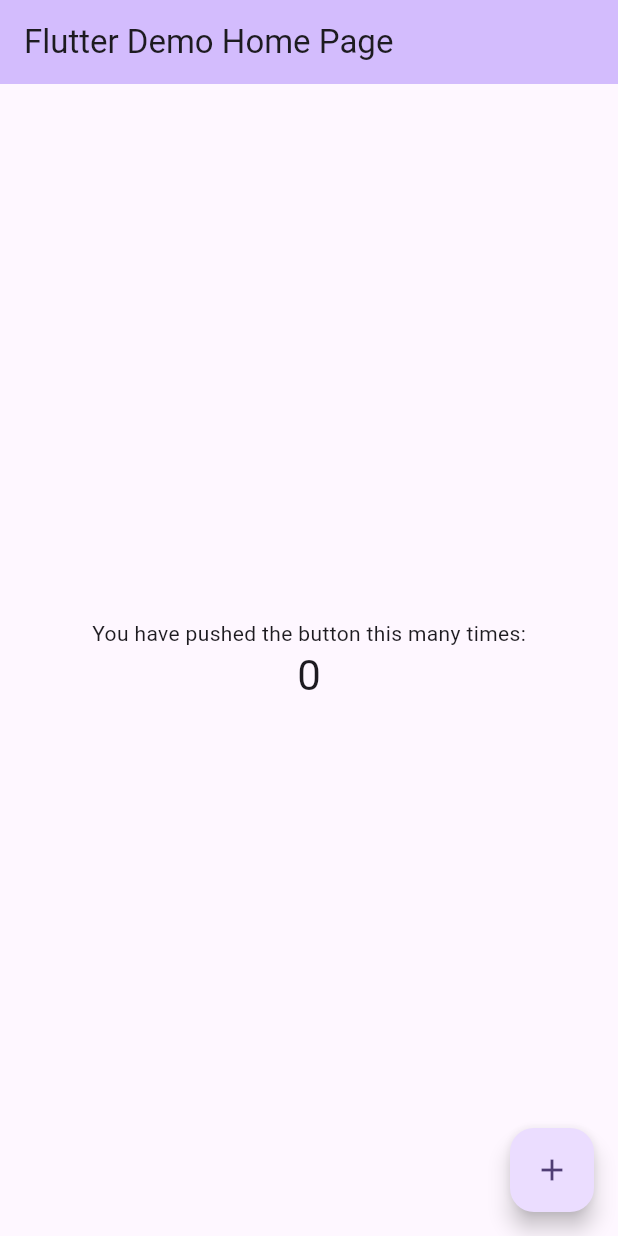
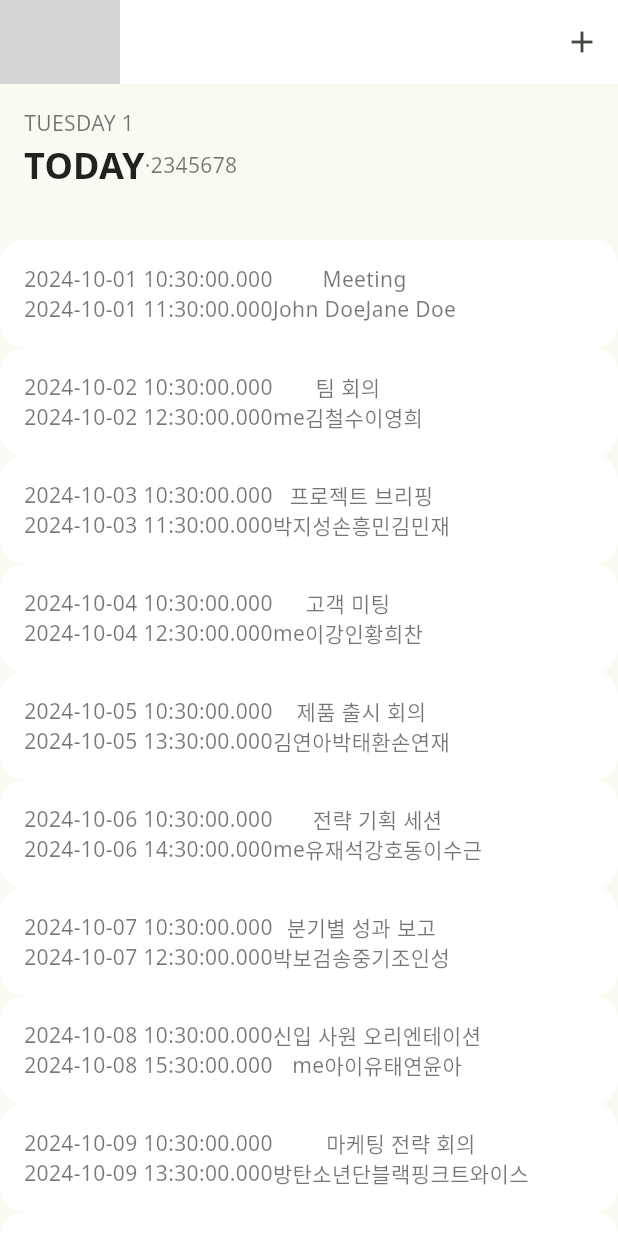
Before and after one commit to 0407chan/flutter_challenge_ui_clone, a Flutter app: the screen it shows after launch, on a phone screen of 412 x 824 dp. Run offline on Flutter 3.47's test engine with Material 3 defaults, Android fonts, the phone set to English and light mode, and no system bars; our stand-ins replace google_fonts; network calls fail; grey boxes are pictures that could not be loaded.

Commit message:
feat: 기본 레이아웃 잡기

```diff
--- a/lib/main.dart
+++ b/lib/main.dart
@@ -1,125 +1,172 @@
 import 'package:flutter/material.dart';
+import 'package:google_fonts/google_fonts.dart';
+import 'package:ui_clone/components/date_picker.dart';
+import 'package:ui_clone/components/schedule_card.dart';
+import 'package:ui_clone/models/schedule.dart';
 
 void main() {
-  runApp(const MyApp());
+  runApp(App());
 }
 
-class MyApp extends StatelessWidget {
-  const MyApp({super.key});
+class App extends StatelessWidget {
+  final List<Schedule> schedules = [
+    Schedule(
+      title: 'Meeting',
+      startAt: DateTime.now(),
+      endAt: DateTime.now().add(const Duration(hours: 1)),
+      participants: ['John Doe', 'Jane Doe'],
+    ),
+    Schedule(
+      title: '팀 회의',
+      startAt: DateTime.now().add(const Duration(days: 1)),
+      endAt: DateTime.now().add(const Duration(days: 1, hours: 2)),
+      participants: ['me', '김철수', '이영희'],
+    ),
+    Schedule(
+      title: '프로젝트 브리핑',
+      startAt: DateTime.now().add(const Duration(days: 2)),
+      endAt: DateTime.now().add(const Duration(days: 2, hours: 1)),
+      participants: ['박지성', '손흥민', '김민재'],
+    ),
+    Schedule(
+      title: '고객 미팅',
+      startAt: DateTime.now().add(const Duration(days: 3)),
+      endAt: DateTime.now().add(const Duration(days: 3, hours: 2)),
+      participants: ['me', '이강인', '황희찬'],
+    ),
+    Schedule(
+      title: '제품 출시 회의',
+      startAt: DateTime.now().add(const Duration(days: 4)),
+      endAt: DateTime.now().add(const Duration(days: 4, hours: 3)),
+      participants: ['김연아', '박태환', '손연재'],
+    ),
+    Schedule(
+      title: '전략 기획 세션',
+      startAt: DateTime.now().add(const Duration(days: 5)),
+      endAt: DateTime.now().add(const Duration(days: 5, hours: 4)),
+      participants: ['me', '유재석', '강호동', '이수근'],
+    ),
+    Schedule(
+      title: '분기별 성과 보고',
+      startAt: DateTime.now().add(const Duration(days: 6)),
+      endAt: DateTime.now().add(const Duration(days: 6, hours: 2)),
+      participants: ['박보검', '송중기', '조인성'],
+    ),
+    Schedule(
+      title: '신입 사원 오리엔테이션',
+      startAt: DateTime.now().add(const Duration(days: 7)),
+      endAt: DateTime.now().add(const Duration(days: 7, hours: 5)),
+      participants: ['me', '아이유', '태연', '윤아'],
+    ),
+    Schedule(
+      title: '마케팅 전략 회의',
+      startAt: DateTime.now().add(const Duration(days: 8)),
+      endAt: DateTime.now().add(const Duration(days: 8, hours: 3)),
+      participants: ['방탄소년단', '블랙핑크', '트와이스'],
+    ),
+    Schedule(
+      title: 'IT 인프라 업그레이드 논의',
+      startAt: DateTime.now().add(const Duration(days: 9)),
+      endAt: DateTime.now().add(const Duration(days: 9, hours: 2)),
+      participants: ['me', '빌 게이츠', '스티브 잡스', '마크 저커버그'],
+    ),
+    Schedule(
+      title: '연말 파티 계획',
+      startAt: DateTime.now().add(const Duration(days: 10)),
+      endAt: DateTime.now().add(const Duration(days: 10, hours: 4)),
+      participants: ['전지현', '김태희', '송혜교', '공유'],
+    ),
+    Schedule(
+      title: '연말 파티 계획',
+      startAt: DateTime.now().add(const Duration(days: 10)),
+      endAt: DateTime.now().add(const Duration(days: 10, hours: 4)),
+      participants: ['전지현', '김태희', '송혜교', '공유'],
+    ),
+    Schedule(
+      title: '연말 파티 계획',
+      startAt: DateTime.now().add(const Duration(days: 10)),
+      endAt: DateTime.now().add(const Duration(days: 10, hours: 4)),
+      participants: ['전지현', '김태희', '송혜교', '공유'],
+    ),
+    Schedule(
+      title: '연말 파티 계획',
+      startAt: DateTime.now().add(const Duration(days: 10)),
+      endAt: DateTime.now().add(const Duration(days: 10, hours: 4)),
+      participants: ['전지현', '김태희', '송혜교', '공유'],
+    ),
+  ];
 
-  // This widget is the root of your application.
+  App({super.key});
   @override
   Widget build(BuildContext context) {
     return MaterialApp(
       title: 'Flutter Demo',
       theme: ThemeData(
-        // This is the theme of your application.
-        //
-        // TRY THIS: Try running your application with "flutter run". You'll see
-        // the application has a purple toolbar. Then, without quitting the app,
-        // try changing the seedColor in the colorScheme below to Colors.green
-        // and then invoke "hot reload" (save your changes or press the "hot
-        // reload" button in a Flutter-supported IDE, or press "r" if you used
-        // the command line to start the app).
-        //
-        // Notice that the counter didn't reset back to zero; the application
-        // state is not lost during the reload. To reset the state, use hot
-        // restart instead.
-        //
-        // This works for code too, not just values: Most code changes can be
-        // tested with just a hot reload.
-        colorScheme: ColorScheme.fromSeed(seedColor: Colors.deepPurple),
+        colorScheme: ColorScheme.fromSeed(seedColor: Colors.green),
         useMaterial3: true,
+        textTheme: TextTheme(
+          titleLarge: GoogleFonts.notoSans(
+            fontSize: 32,
+            fontWeight: FontWeight.bold,
+            color: Colors.black87,
+          ),
+          titleMedium: GoogleFonts.notoSans(
+            fontSize: 24,
+            fontWeight: FontWeight.bold,
+            color: Colors.black87,
+          ),
+          titleSmall: GoogleFonts.notoSans(
+            fontSize: 16,
+            fontWeight: FontWeight.bold,
+            color: Colors.black87,
+          ),
+          bodyLarge: GoogleFonts.notoSans(
+            fontSize: 16,
+            color: Colors.black87,
+          ),
+          bodyMedium: GoogleFonts.notoSans(
+            fontSize: 14,
+            color: Colors.black54,
+          ),
+          bodySmall: GoogleFonts.notoSans(
+            fontSize: 12,
+            color: Colors.black45,
+          ),
+        ),
       ),
-      home: const MyHomePage(title: 'Flutter Demo Home Page'),
-    );
-  }
-}
-
-class MyHomePage extends StatefulWidget {
-  const MyHomePage({super.key, required this.title});
-
-  // This widget is the home page of your application. It is stateful, meaning
-  // that it has a State object (defined below) that contains fields that affect
-  // how it looks.
-
-  // This class is the configuration for the state. It holds the values (in this
-  // case the title) provided by the parent (in this case the App widget) and
-  // used by the build method of the State. Fields in a Widget subclass are
-  // always marked "final".
-
-  final String title;
-
-  @override
-  State<MyHomePage> createState() => _MyHomePageState();
-}
-
-class _MyHomePageState extends State<MyHomePage> {
-  int _counter = 0;
-
-  void _incrementCounter() {
-    setState(() {
-      // This call to setState tells the Flutter framework that something has
-      // changed in this State, which causes it to rerun the build method below
-      // so that the display can reflect the updated values. If we changed
-      // _counter without calling setState(), then the build method would not be
-      // called again, and so nothing would appear to happen.
-      _counter++;
-    });
-  }
-
-  @override
-  Widget build(BuildContext context) {
-    // This method is rerun every time setState is called, for instance as done
-    // by the _incrementCounter method above.
-    //
-    // The Flutter framework has been optimized to make rerunning build methods
-    // fast, so that you can just rebuild anything that needs updating rather
-    // than having to individually change instances of widgets.
-    return Scaffold(
-      appBar: AppBar(
-        // TRY THIS: Try changing the color here to a specific color (to
-        // Colors.amber, perhaps?) and trigger a hot reload to see the AppBar
-        // change color while the other colors stay the same.
-        backgroundColor: Theme.of(context).colorScheme.inversePrimary,
-        // Here we take the value from the MyHomePage object that was created by
-        // the App.build method, and use it to set our appbar title.
-        title: Text(widget.title),
-      ),
-      body: Center(
-        // Center is a layout widget. It takes a single child and positions it
-        // in the middle of the parent.
-        child: Column(
-          // Column is also a layout widget. It takes a list of children and
-          // arranges them vertically. By default, it sizes itself to fit its
-          // children horizontally, and tries to be as tall as its parent.
-          //
-          // Column has various properties to control how it sizes itself and
-          // how it positions its children. Here we use mainAxisAlignment to
-          // center the children vertically; the main axis here is the vertical
-          // axis because Columns are vertical (the cross axis would be
-          // horizontal).
-          //
-          // TRY THIS: Invoke "debug painting" (choose the "Toggle Debug Paint"
-          // action in the IDE, or press "p" in the console), to see the
-          // wireframe for each widget.
-          mainAxisAlignment: MainAxisAlignment.center,
-          children: <Widget>[
-            const Text(
-              'You have pushed the button this many times:',
+      home: Scaffold(
+        appBar: AppBar(
+          backgroundColor: Colors.white,
+          elevation: 0,
+          leading: const CircleAvatar(
+            backgroundImage: NetworkImage(
+                'https://www.wikihow.com/images/thumb/e/e9/Draw-Pikachu-Step-14.jpg/v4-728px-Draw-Pikachu-Step-14.jpg'),
+          ),
+          leadingWidth: 80,
+          actions: [
+            IconButton(
+              onPressed: () {},
+              icon: const Icon(Icons.add),
             ),
-            Text(
-              '$_counter',
-              style: Theme.of(context).textTheme.headlineMedium,
+          ],
+        ),
+        body: Column(
+          children: [
+            const DatePicker(),
+            const SizedBox(height: 16),
+            Expanded(
+              child: ListView.builder(
+                shrinkWrap: true,
+                physics: const AlwaysScrollableScrollPhysics(),
+                itemCount: schedules.length,
+                itemBuilder: (context, index) {
+                  return ScheduleCard(schedule: schedules[index]);
+                },
+              ),
             ),
           ],
         ),
       ),
-      floatingActionButton: FloatingActionButton(
-        onPressed: _incrementCounter,
-        tooltip: 'Increment',
-        child: const Icon(Icons.add),
-      ), // This trailing comma makes auto-formatting nicer for build methods.
     );
   }
 }
```
